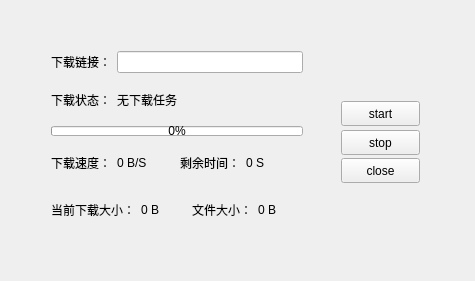
First picture: the form in myhttpdownload.ui, repository liuxincheng/httpDownload, before the edit.
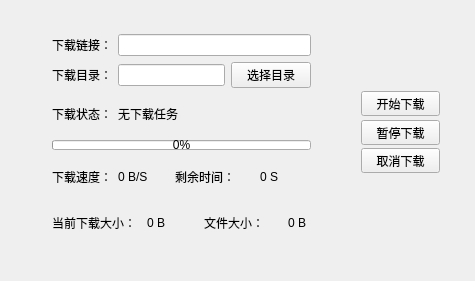
Second picture: the form after the edit.

What changed in the file:
```diff
--- a/myhttpdownload.ui
+++ b/myhttpdownload.ui
@@ -16,8 +16,8 @@
   <widget class="QWidget" name="verticalLayoutWidget">
    <property name="geometry">
     <rect>
-     <x>330</x>
-     <y>90</y>
+     <x>350</x>
+     <y>80</y>
      <width>101</width>
      <height>97</height>
     </rect>
@@ -35,7 +35,7 @@
        </size>
       </property>
       <property name="text">
-       <string>start</string>
+       <string>开始下载</string>
       </property>
      </widget>
     </item>
@@ -48,7 +48,7 @@
        </size>
       </property>
       <property name="text">
-       <string>stop</string>
+       <string>暂停下载</string>
       </property>
      </widget>
     </item>
@@ -61,39 +61,54 @@
        </size>
       </property>
       <property name="text">
-       <string>close</string>
+       <string>取消下载</string>
       </property>
      </widget>
     </item>
    </layout>
   </widget>
-  <widget class="QWidget" name="layoutWidget">
+  <widget class="QWidget" name="">
    <property name="geometry">
     <rect>
-     <x>40</x>
-     <y>40</y>
-     <width>274</width>
-     <height>201</height>
+     <x>41</x>
+     <y>23</y>
+     <width>281</width>
+     <height>231</height>
     </rect>
    </property>
-   <layout class="QVBoxLayout" name="verticalLayout_2">
-    <item>
-     <layout class="QHBoxLayout" name="horizontalLayout_4">
-      <item>
+   <layout class="QGridLayout" name="gridLayout">
+    <item row="0" column="0">
        <widget class="QLabel" name="label_9">
         <property name="text">
          <string>下载链接：</string>
         </property>
        </widget>
       </item>
-      <item>
+    <item row="0" column="1" colspan="7">
        <widget class="QLineEdit" name="downloadUrl"/>
       </item>
+    <item row="1" column="0" colspan="8">
+     <layout class="QHBoxLayout" name="horizontalLayout">
+      <item>
+       <widget class="QLabel" name="label_10">
+        <property name="text">
+         <string>下载目录：</string>
+        </property>
+       </widget>
+      </item>
+      <item>
+       <widget class="QLineEdit" name="dirLineEdit"/>
+      </item>
+      <item>
+       <widget class="QPushButton" name="pButtonchoice">
+        <property name="text">
+         <string>选择目录</string>
+        </property>
+       </widget>
+      </item>
      </layout>
     </item>
-    <item>
-     <layout class="QHBoxLayout" name="horizontalLayout_3">
-      <item>
+    <item row="2" column="0">
        <widget class="QLabel" name="label_8">
         <property name="sizePolicy">
          <sizepolicy hsizetype="Minimum" vsizetype="Preferred">
@@ -106,14 +121,14 @@
         </property>
        </widget>
       </item>
-      <item>
+    <item row="2" column="1" colspan="4">
        <widget class="QLabel" name="labelStatus">
         <property name="text">
          <string>无下载任务</string>
         </property>
        </widget>
       </item>
-      <item>
+    <item row="2" column="5" colspan="2">
        <spacer name="horizontalSpacer">
         <property name="orientation">
          <enum>Qt::Horizontal</enum>
@@ -126,9 +141,7 @@
         </property>
        </spacer>
       </item>
-     </layout>
-    </item>
-    <item>
+    <item row="3" column="0" colspan="8">
      <widget class="QProgressBar" name="progressBar">
       <property name="maximumSize">
        <size>
@@ -150,62 +163,56 @@
       </property>
      </widget>
     </item>
-    <item>
-     <layout class="QHBoxLayout" name="horizontalLayout">
-      <item>
+    <item row="4" column="0">
        <widget class="QLabel" name="label">
         <property name="text">
          <string>下载速度：</string>
         </property>
        </widget>
       </item>
-      <item>
+    <item row="4" column="1" colspan="2">
        <widget class="QLabel" name="labelSpeed">
         <property name="text">
          <string>0 B/S</string>
         </property>
        </widget>
       </item>
-      <item>
+    <item row="4" column="3" colspan="3">
        <widget class="QLabel" name="label_2">
         <property name="text">
          <string>剩余时间：</string>
         </property>
        </widget>
       </item>
-      <item>
+    <item row="4" column="6" colspan="2">
        <widget class="QLabel" name="labelRemainTime">
         <property name="text">
          <string>0 S</string>
         </property>
        </widget>
       </item>
-     </layout>
-    </item>
-    <item>
-     <layout class="QHBoxLayout" name="horizontalLayout_2">
-      <item>
+    <item row="5" column="0" colspan="2">
        <widget class="QLabel" name="label_5">
         <property name="text">
          <string>当前下载大小：</string>
         </property>
        </widget>
       </item>
-      <item>
+    <item row="5" column="2" colspan="2">
        <widget class="QLabel" name="labelCurrentDownload">
         <property name="text">
          <string>0 B</string>
         </property>
        </widget>
       </item>
-      <item>
+    <item row="5" column="4" colspan="3">
        <widget class="QLabel" name="label_4">
         <property name="text">
          <string>文件大小：</string>
         </property>
        </widget>
       </item>
-      <item>
+    <item row="5" column="7">
        <widget class="QLabel" name="labelFileSize">
         <property name="text">
          <string>0 B</string>
@@ -213,8 +220,6 @@
        </widget>
       </item>
      </layout>
-    </item>
-   </layout>
   </widget>
   <zorder>layoutWidget</zorder>
   <zorder>verticalLayoutWidget</zorder>
```
Left out of the diff: 1 changed line with no effect on the pictures. Lines whose indentation alone changed are shown as unchanged.
